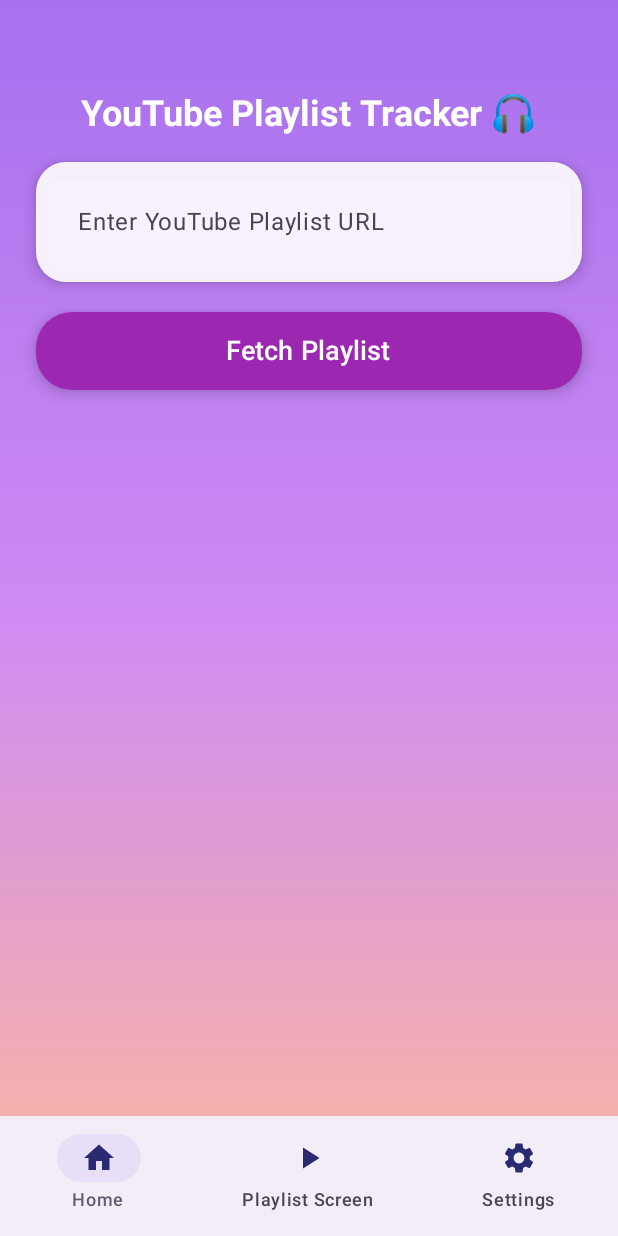
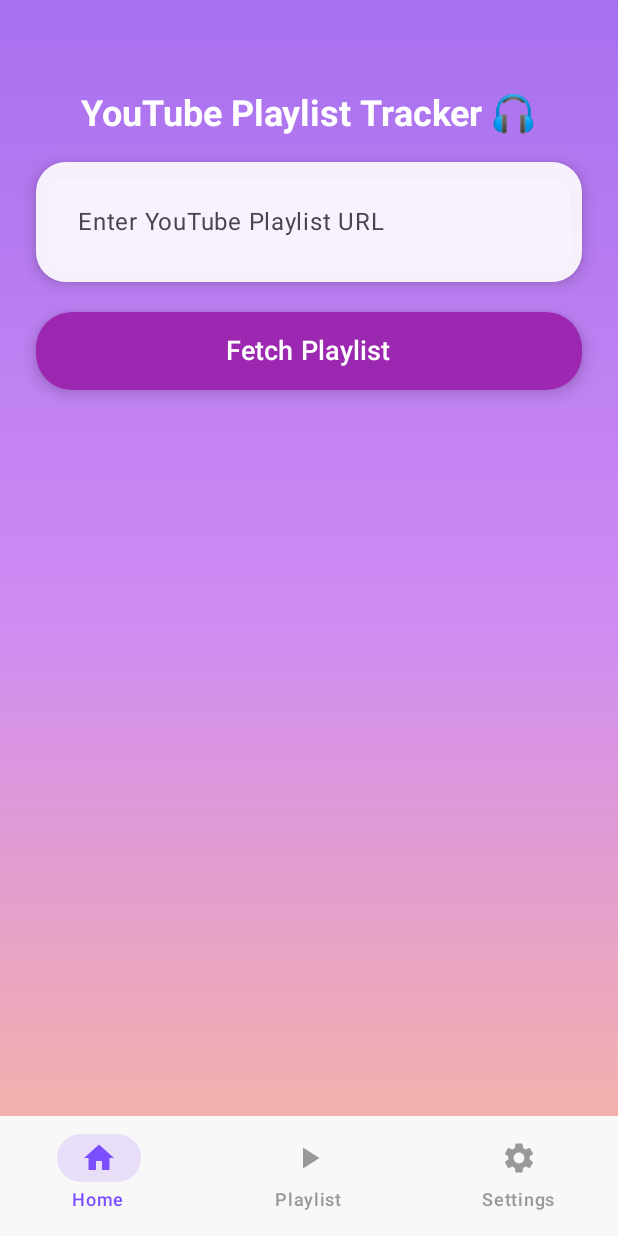
Before and after one commit to ojas1430/YT-Progress, an Android app built with Jetpack Compose: the screen it shows after launch (MainActivity), on a phone screen of 412 x 824 dp. Run offline under Robolectric (Android 15) with nearby library versions, the phone set to English and light mode, and no system bars; our stand-ins replace Room's generated code, accompanist.

Commit message:
update BottomBar color.

```diff
--- a/app/src/main/java/com/ojasx/eduplay/BottomBar/BottomBar.kt
+++ b/app/src/main/java/com/ojasx/eduplay/BottomBar/BottomBar.kt
@@ -17,13 +17,14 @@
 import androidx.compose.runtime.remember
 import androidx.compose.runtime.setValue
 import androidx.compose.ui.Modifier
+import androidx.compose.ui.graphics.Color
+import androidx.compose.ui.unit.dp
 import androidx.navigation.NavController
 import com.ojasx.eduplay.API.PlaylistViewModel
 import com.ojasx.eduplay.BottomBar.Screens.HomeScreen
 import com.ojasx.eduplay.BottomBar.Screens.PlayListScreen.PlaylistScreen
 import com.ojasx.eduplay.BottomBar.Screens.SettingsScreen
 import com.ojasx.eduplay.StatusBar
-import com.ojasx.eduplay.ui.theme.bodycolor
 
 @Composable
 fun BottomBar(
@@ -33,34 +34,44 @@
     StatusBar()
 
     val navItemList = listOf(
-        NavItem("Home",Icons.Default.Home),
-        NavItem("Playlist Screen",Icons.Default.PlayArrow),
-        NavItem("Settings",Icons.Default.Settings)
+        NavItem("Home", Icons.Default.Home),
+        NavItem("Playlist", Icons.Default.PlayArrow),
+        NavItem("Settings", Icons.Default.Settings)
     )
-    var selectedIndex by remember {
-        mutableIntStateOf(0)
-    }
 
-    Scaffold(modifier = Modifier.fillMaxSize(),
+    var selectedIndex by remember { mutableIntStateOf(0) }
+
+    Scaffold(
+        modifier = Modifier.fillMaxSize(),
         bottomBar = {
-            NavigationBar {
+            NavigationBar(
+                containerColor = Color(0xFFF8F8F8),
+                tonalElevation = 2.dp
+            ) {
                 navItemList.forEachIndexed { index, navItem ->
                     NavigationBarItem(
                         selected = selectedIndex == index,
-                        onClick = {
-                            selectedIndex = index
-                        },
+                        onClick = { selectedIndex = index },
                         icon = {
-                            Icon(imageVector = navItem.icon,
+                            Icon(
+                                imageVector = navItem.icon,
                                 contentDescription = navItem.label,
-                                tint = bodycolor
+                                tint = if (selectedIndex == index)
+                                    Color(0xFF7B4EFF)
+                                else
+                                    Color(0xFF999999)
                             )
                         },
                         label = {
-                            Text(text = navItem.label)
+                            Text(
+                                text = navItem.label,
+                                color = if (selectedIndex == index)
+                                    Color(0xFF7B4EFF)
+                                else
+                                    Color(0xFF999999)
+                            )
                         }
                     )
-
                 }
             }
         }
@@ -75,15 +86,15 @@
 }
 
 @Composable
-fun ContentScreen(modifier: Modifier,
+fun ContentScreen(
+    modifier: Modifier,
     navController: NavController,
     playlistViewModel: PlaylistViewModel,
-                  selectedIndex : Int = 0,
-
+    selectedIndex: Int = 0
 ) {
-        when(selectedIndex){
-            0 -> HomeScreen(navController,playlistViewModel)
-            1 -> PlaylistScreen(playlistViewModel,navController)
+    when (selectedIndex) {
+        0 -> HomeScreen(navController, playlistViewModel)
+        1 -> PlaylistScreen(playlistViewModel, navController)
         2 -> SettingsScreen(navController)
     }
 }
--- a/app/src/main/java/com/ojasx/eduplay/BottomBar/Screens/SoftBlurBackground.kt
+++ b/app/src/main/java/com/ojasx/eduplay/BottomBar/Screens/SoftBlurBackground.kt
@@ -30,6 +30,6 @@
                     )
                 )
             )
-            .blur(90.dp)
+            .blur(60.dp)
     )
 }
```
Lines whose indentation alone changed are shown as unchanged.
